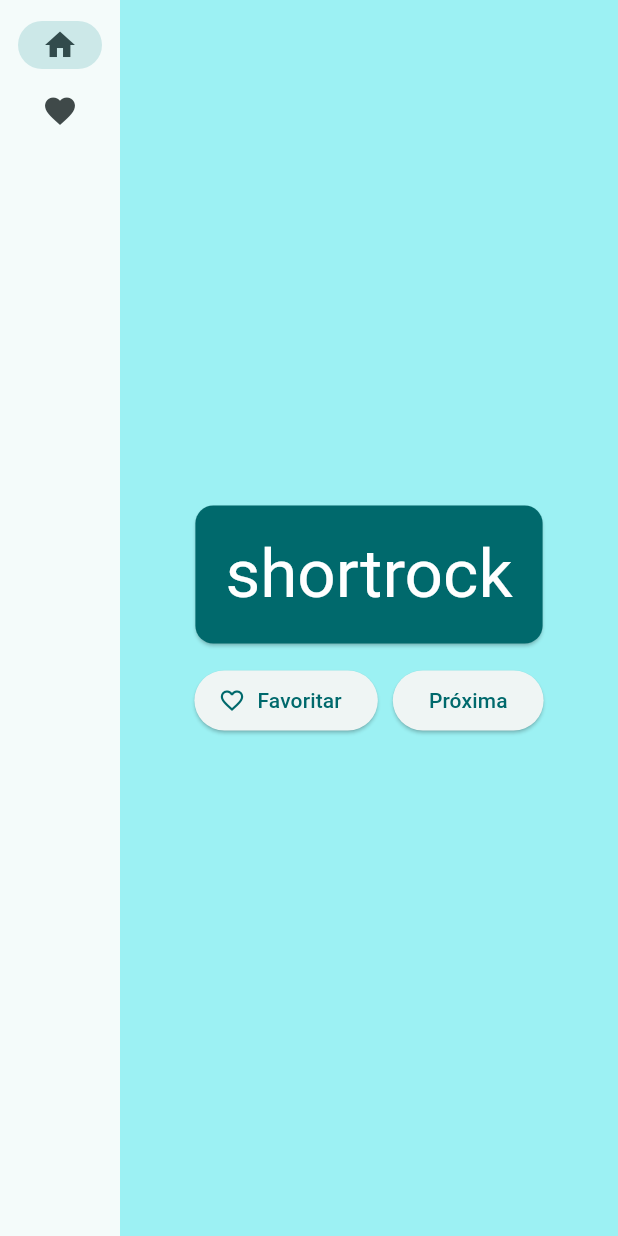
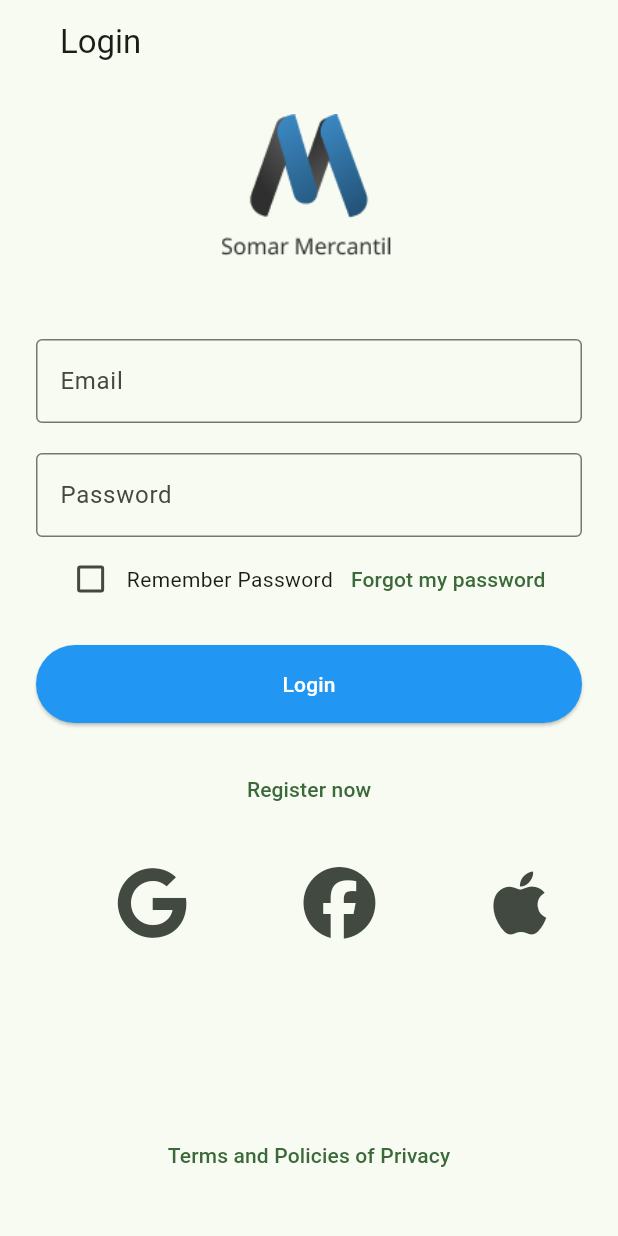
Before and after one commit to italomaia03/projeto-integrado-iv, a Flutter app: the screen it shows after launch, on a phone screen of 412 x 824 dp. Run offline on Flutter 3.47's test engine with Material 3 defaults, Android fonts, the light colour scheme and no system bars; our stand-ins replace font_awesome_flutter.

Commit message:
feat: adicionar páginas de login e registro

```diff
--- /dev/null
+++ b/lib/login_view.dart
@@ -0,0 +1,117 @@
+import 'package:flutter/material.dart';
+import 'package:font_awesome_flutter/font_awesome_flutter.dart';
+
+class LoginView extends StatelessWidget {
+  const LoginView({super.key});
+
+  @override
+  Widget build(BuildContext context) {
+    return Scaffold(
+      body: SingleChildScrollView(
+        child: Padding(
+          padding: const EdgeInsets.symmetric(horizontal: 24),
+          child: Column(
+            crossAxisAlignment: CrossAxisAlignment.stretch,
+            children: <Widget>[
+              AppBar(
+                title: const Text('Login'),
+              ),
+              const SizedBox(height: 20.0),
+              Center(
+                child: Image.asset(
+                  'assets/icons/somar-logo.png',
+                  height: 100.0,
+                ),
+              ),
+              const SizedBox(height: 50.0),
+              const TextField(
+                decoration: InputDecoration(
+                  labelText: 'Email',
+                  border: OutlineInputBorder(),
+                ),
+                keyboardType: TextInputType.emailAddress,
+              ),
+              const SizedBox(height: 20.0),
+              const TextField(
+                decoration: InputDecoration(
+                  labelText: 'Password',
+                  border: OutlineInputBorder(),
+                ),
+                obscureText: true,
+              ),
+              const SizedBox(height: 4.0),
+              Row(
+                mainAxisAlignment: MainAxisAlignment.center,
+                children: <Widget>[
+                  Row(
+                    children: <Widget>[
+                      Checkbox(value: false, onChanged: (bool? value) {}),
+                      const Text('Remember Password'),
+                    ],
+                  ),
+                  TextButton(
+                    onPressed: () {},
+                    child: const Text('Forgot my password'),
+                  ),
+                ],
+              ),
+              const SizedBox(height: 20.0),
+              ElevatedButton(
+                onPressed: () {},
+                style: ElevatedButton.styleFrom(
+                  backgroundColor: Colors.blue,
+                  shape: RoundedRectangleBorder(
+                    borderRadius: BorderRadius.circular(30.0),
+                  ),
+                  padding: const EdgeInsets.symmetric(vertical: 16.0),
+                ),
+                child:
+                    const Text('Login', style: TextStyle(color: Colors.white)),
+              ),
+              const SizedBox(height: 20.0),
+              TextButton(
+                onPressed: () {
+                  Navigator.pushNamed(context, '/register');
+                },
+                child: const Text('Register now'),
+              ),
+              const SizedBox(height: 20.0),
+              Center(
+                child: Row(
+                  mainAxisAlignment: MainAxisAlignment.spaceAround,
+                  children: [
+                    const SizedBox(height: 10),
+                    IconButton(
+                      icon: const FaIcon(FontAwesomeIcons.google),
+                      onPressed: () => true,
+                      iconSize: 48.0,
+                    ),
+                    const SizedBox(height: 10),
+                    IconButton(
+                      icon: const FaIcon(FontAwesomeIcons.facebook),
+                      onPressed: () => true,
+                      iconSize: 48.0,
+                    ),
+                    const SizedBox(height: 10),
+                    IconButton(
+                      icon: const FaIcon(FontAwesomeIcons.apple),
+                      onPressed: () => true,
+                      iconSize: 48.0,
+                    ),
+                  ],
+                ),
+              ),
+              const SizedBox(height: 112.0),
+              Center(
+                child: TextButton(
+                  onPressed: () {},
+                  child: const Text('Terms and Policies of Privacy'),
+                ),
+              ),
+            ],
+          ),
+        ),
+      ),
+    );
+  }
+}
--- a/lib/main.dart
+++ b/lib/main.dart
@@ -1,179 +1,36 @@
-import 'package:english_words/english_words.dart';
 import 'package:flutter/material.dart';
-import 'package:provider/provider.dart';
+import 'package:somar/login_view.dart';
+import 'package:somar/register.dart';
 
 void main() {
-  runApp(MyApp());
+  runApp(MaterialApp(
+    title: 'Flutter Demo',
+    theme: ThemeData(
+      colorScheme: ColorScheme.fromSeed(seedColor: Colors.green),
+      useMaterial3: true,
+    ),
+    home: const LoginView(),
+    initialRoute: '/',
+    routes: {
+      '/login': (context) => const LoginView(),
+      '/register': (context) => RegisterView()
+    },
+  ));
 }
 
-class MyApp extends StatelessWidget {
-  const MyApp({super.key});
+class HomePage extends StatelessWidget {
+  const HomePage({super.key});
 
   @override
   Widget build(BuildContext context) {
-    return ChangeNotifierProvider(
-      create: (context) => MyAppState(),
-      child: MaterialApp(
-        title: 'Namer App',
-        theme: ThemeData(
-          useMaterial3: true,
-          colorScheme: ColorScheme.fromSeed(seedColor: Color.fromARGB(255, 8, 81, 83)),
-        ),
-        home: MyHomePage(),
+    return Scaffold(
+      appBar: AppBar(
+        title: const Text('Register'),
       ),
-    );
-  }
-}
-
-class MyAppState extends ChangeNotifier {
-  var current = WordPair.random();
-
-  void getNext() {
-    current = WordPair.random();
-    notifyListeners();
-  }
-
-  var favorites = <WordPair>[];
-
-  void toggleFavorite() {
-    if (favorites.contains(current)) {
-      favorites.remove(current);
-    } else {
-      favorites.add(current);
-    }
-    notifyListeners();
-  }
-}
-
-class MyHomePage extends StatefulWidget {
-  @override
-  State<MyHomePage> createState() => _MyHomePageState();
-}
-
-class _MyHomePageState extends State<MyHomePage> {
-  var selectedIndex = 0;
-
-  @override
-  Widget build(BuildContext context) {
-    Widget page;
-    switch (selectedIndex) {
-      case 0:
-        page = GeneratorPage();
-        break;
-      case 1:
-        page = Placeholder();
-        break;
-      default:
-        throw UnimplementedError('no widget for $selectedIndex');
-    }
-
-    return LayoutBuilder(
-      builder: (context, constraints) {
-        return Scaffold(
-          body: Row(
-            children: [
-              SafeArea(
-                child: NavigationRail(
-                  extended: constraints.maxWidth >= 600,
-                  destinations: [
-                    NavigationRailDestination(
-                      icon: Icon(Icons.home),
-                      label: Text('Home'),
-                    ),
-                    NavigationRailDestination(
-                      icon: Icon(Icons.favorite),
-                      label: Text('Favorites'),
-                    ),
-                  ],
-                  selectedIndex: selectedIndex,
-                  onDestinationSelected: (value) {
-                    setState(() {
-                      selectedIndex = value;
-                    });
-                  },
-                ),
-              ),
-              Expanded(
-                child: Container(
-                  color: Theme.of(context).colorScheme.primaryContainer,
-                  child: page,  // ← Here.
-                ),
-              ),
-            ],
-          ),
-        );
-      }
-    );
-  }
-}
-
-class GeneratorPage extends StatelessWidget {
-  @override
-  Widget build(BuildContext context) {
-    var appState = context.watch<MyAppState>();
-    var pair = appState.current;
-
-    IconData icon;
-    if (appState.favorites.contains(pair)) {
-      icon = Icons.favorite;
-    } else {
-      icon = Icons.favorite_border;
-    }
-
-    return Center(
-      child: Column(
-        mainAxisAlignment: MainAxisAlignment.center,
-        children: [
-          BigCard(pair: pair),
-          SizedBox(height: 10),
-          Row(
-            mainAxisSize: MainAxisSize.min,
-            children: [
-              ElevatedButton.icon(
-                onPressed: () {
-                  appState.toggleFavorite();
-                },
-                icon: Icon(icon),
-                label: Text('Favoritar'),
-              ),
-              SizedBox(width: 10),
-              ElevatedButton(
-                onPressed: () {
-                  appState.getNext();
-                },
-                child: Text('Próxima'),
-              ),
-            ],
-          ),
-        ],
-      ),
-    );
-  }
-}
-
-class BigCard extends StatelessWidget {
-  const BigCard({
-    super.key,
-    required this.pair,
-  });
-
-  final WordPair pair;
-
-  @override
-  Widget build(BuildContext context) {
-     final theme = Theme.of(context);
-      final style = theme.textTheme.displayMedium!.copyWith(
-      color: theme.colorScheme.onPrimary,
-    );
-
-    return Card(
-      color: theme.colorScheme.primary,
-      child: Padding(
-        padding: const EdgeInsets.all(20.0),
-        child: Text(
-          pair.asLowerCase,
-          style: style,
-          semanticsLabel: "${pair.first} ${pair.second}",
+      body: Center(
+        child: TextButton(
+          onPressed: () {},
+          child: const Text('Register'),
         ),
       ),
     );
--- a/pubspec.yaml
+++ b/pubspec.yaml
@@ -12,9 +12,7 @@
 dependencies:
   flutter:
     sdk: flutter
-
-  english_words: ^4.0.0
-  provider: ^6.0.0
+  font_awesome_flutter: ^10.7.0
 
 dev_dependencies:
   flutter_test:
@@ -24,3 +22,5 @@
 
 flutter:
   uses-material-design: true
+  assets:
+    - assets/icons/somar-logo.png
```
Also changed, not shown: lib/register.dart (added, +154 -0 lines), assets/icons/somar-logo.png (added).
